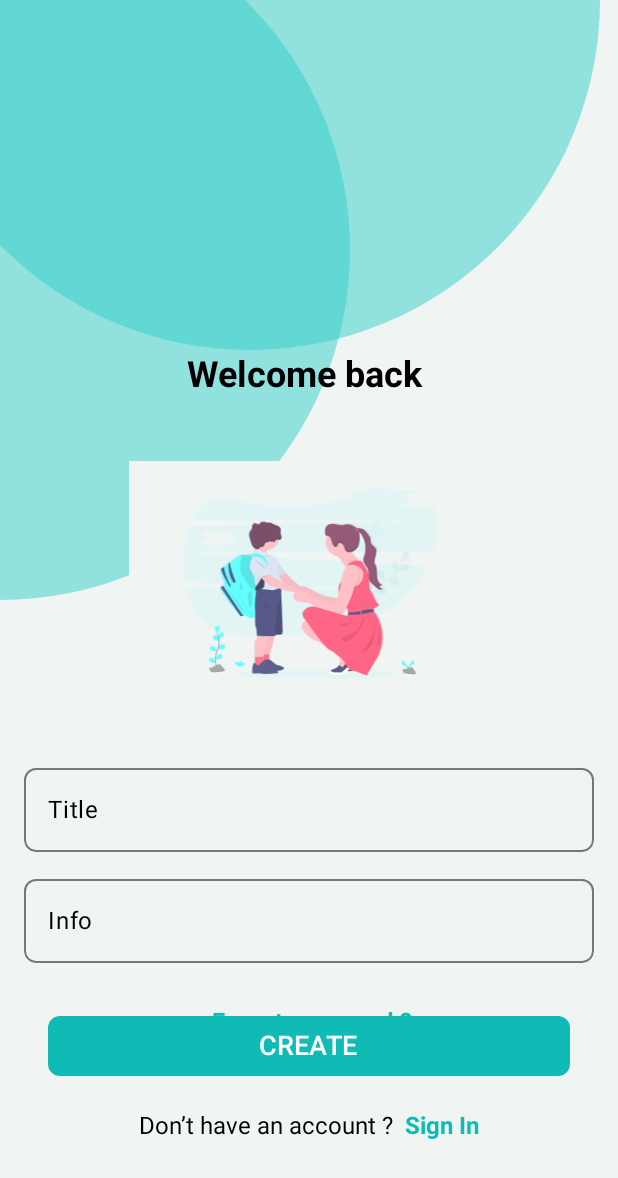
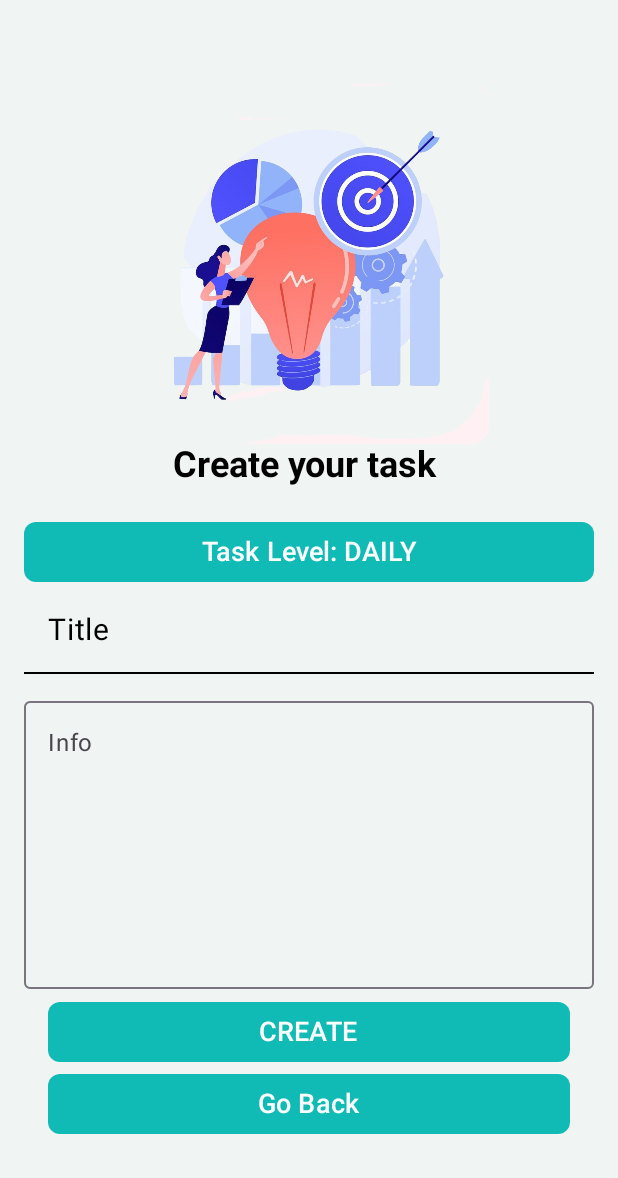
Before and after one commit to Regrability/ToDoList, an Android app built with Jetpack Compose: the DoTaskScreen screen opened through its navigation route, on a phone screen of 412 x 824 dp. Shown: the top 1178 px of the screen. Run offline under Robolectric (Android 15) with nearby library versions, the phone set to English and light mode, and no system bars.

Commit message:
DoTaskScreen v1

```diff
--- a/app/src/main/java/com/example/todolist/MainActivity.kt
+++ b/app/src/main/java/com/example/todolist/MainActivity.kt
@@ -4,9 +4,6 @@ import android.os.Bundle
 import androidx.activity.ComponentActivity
 import androidx.activity.compose.setContent
 import androidx.activity.enableEdgeToEdge
-import androidx.compose.foundation.layout.fillMaxSize
-import androidx.compose.foundation.layout.padding
-import androidx.compose.material3.Scaffold
 import androidx.compose.material3.Text
 import androidx.compose.runtime.Composable
 import androidx.compose.ui.Modifier
--- a/app/src/main/java/com/example/todolist/activity/DoTaskScreen.kt
+++ b/app/src/main/java/com/example/todolist/activity/DoTaskScreen.kt
@@ -1,17 +1,28 @@
 package com.example.todolist.activity
 
-import androidx.compose.foundation.Canvas
 import androidx.compose.foundation.Image
 import androidx.compose.foundation.clickable
-import androidx.compose.foundation.layout.*
+import androidx.compose.foundation.layout.Arrangement
+import androidx.compose.foundation.layout.Box
+import androidx.compose.foundation.layout.Column
+import androidx.compose.foundation.layout.Spacer
+import androidx.compose.foundation.layout.fillMaxSize
+import androidx.compose.foundation.layout.fillMaxWidth
+import androidx.compose.foundation.layout.height
+import androidx.compose.foundation.layout.padding
+import androidx.compose.foundation.layout.size
 import androidx.compose.foundation.shape.RoundedCornerShape
+import androidx.compose.foundation.text.BasicTextField
+import androidx.compose.foundation.text.KeyboardOptions
 import androidx.compose.material3.Button
 import androidx.compose.material3.ButtonDefaults
+import androidx.compose.material3.Divider
+import androidx.compose.material3.DropdownMenu
+import androidx.compose.material3.DropdownMenuItem
 import androidx.compose.material3.ExperimentalMaterial3Api
 import androidx.compose.material3.OutlinedTextField
-import androidx.compose.material3.OutlinedTextFieldDefaults
+import androidx.compose.material3.Surface
 import androidx.compose.material3.Text
-import androidx.compose.material3.Surface
 import androidx.compose.material3.TextFieldDefaults
 import androidx.compose.runtime.Composable
 import androidx.compose.runtime.getValue
@@ -21,23 +32,65 @@ import androidx.compose.runtime.setValue
 import androidx.compose.ui.Alignment
 import androidx.compose.ui.Modifier
 import androidx.compose.ui.draw.clip
+import androidx.compose.ui.draw.drawBehind
 import androidx.compose.ui.geometry.Offset
 import androidx.compose.ui.graphics.Color
+import androidx.compose.ui.graphics.RectangleShape
 import androidx.compose.ui.res.painterResource
+import androidx.compose.ui.text.font.FontWeight
+import androidx.compose.ui.text.input.ImeAction
+import androidx.compose.ui.text.input.KeyboardCapitalization
 import androidx.compose.ui.unit.dp
 import androidx.compose.ui.unit.sp
-import androidx.compose.ui.text.font.FontWeight
-import androidx.compose.ui.text.input.PasswordVisualTransformation
-import androidx.compose.ui.text.input.VisualTransformation
 import com.example.todolist.NavManager
+import com.example.todolist.R
 import com.example.todolist.ui.theme.FonColor
-import com.example.todolist.ui.theme.MainColor
 import com.example.todolist.ui.theme.SecondColor
 import com.example.todolist.ui.theme.TextColor
-import com.example.todolist.R
+import java.time.format.TextStyle
+
+@Composable
+fun RareButton() {
+    var expanded by remember { mutableStateOf(false) }
+    var selectedOption by remember { mutableStateOf("DAILY") } // Начальное значение
+
+    val sortingOptions = listOf("DAILY", "WEEKLY", "MONTHLY", "YEARLY")
+
+    Box(
+        modifier = Modifier
+            .fillMaxWidth(),
+        contentAlignment = Alignment.Center // Центрирует содержимое
+    ) {
+        Button(
+            onClick = { expanded = true },
+            modifier = Modifier
+                .fillMaxWidth(),
+            shape = RoundedCornerShape(8.dp),
+            colors = ButtonDefaults.buttonColors(containerColor = SecondColor)
+        ) {
+            Text("Task Level: $selectedOption", color = Color.White, fontSize = 18.sp)
+        }
+
+        DropdownMenu(
+            expanded = expanded,
+            onDismissRequest = { expanded = false },
+            modifier = Modifier.fillMaxWidth(0.9f)
+        ) {
+            sortingOptions.forEach { option ->
+                DropdownMenuItem(
+                    text = { Text(option) },
+                    onClick = {
+                        selectedOption = option // Обновляем выбранный вариант
+                        expanded = false
+                    }
+                )
+            }
+        }
+    }
+}
 
 
-
+@OptIn(ExperimentalMaterial3Api::class)
 @Composable
 fun DoTaskScreen(navManager: NavManager) {
 
@@ -46,20 +99,6 @@ fun DoTaskScreen(navManager: NavManager) {
 
 
     Surface(modifier = Modifier.fillMaxSize(), color = FonColor) {
-        Box(modifier = Modifier.fillMaxSize()) {
-            // Фоновые круги
-            Canvas(modifier = Modifier.fillMaxSize()) {
-                drawCircle(
-                    color = MainColor.copy(alpha = 0.5f),
-                    radius = 350f,
-                    center = Offset(250f, 0f)
-                )
-                drawCircle(
-                    color = MainColor.copy(alpha = 0.5f),
-                    radius = 350f,
-                    center = Offset(0f, 250f)
-                )
-            }
 
             Column(
                 modifier = Modifier
@@ -68,54 +107,97 @@ fun DoTaskScreen(navManager: NavManager) {
                 verticalArrangement = Arrangement.Top,
                 horizontalAlignment = Alignment.CenterHorizontally
             ) {
-                Spacer(modifier = Modifier.height(220.dp)) // Отступ после кругов
+                Spacer(modifier = Modifier.height(40.dp)) // Отступ после кругов
 
-                Text(
-                    text = "Welcome back ",
-                    fontWeight = FontWeight.Bold,
-                    fontSize = 24.sp,
-                    color = TextColor
-                )
-                // Вставляем изображение перед текстом
                 Image(
-                    painter = painterResource(id = R.drawable.womenchild), // Замените на ID изображения
-                    contentDescription = "WomenChild",
+                    painter = painterResource(id = R.drawable.womenaim), // Замените на ID изображения
+                    contentDescription = "womenAim",
                     modifier = Modifier
                         .size(240.dp) // Устанавливаем размер изображения
                         .clip(RoundedCornerShape(12.dp)) // Округляем углы
                 )
 
+                Text(
+                    text = "Create your task ",
+                    fontWeight = FontWeight.Bold,
+                    fontSize = 24.sp,
+                    color = TextColor
+                )
+
+                Spacer(modifier = Modifier.height(20.dp))
+
+                RareButton()
+
                 // Поля для ввода
-                InputField("Title", value = title, onValueChange = { title = it })
+
+                OutlinedTextField(
+                    value = title,
+                    onValueChange = { title = it },
+                    modifier = Modifier
+                        .fillMaxWidth()
+                        .padding(bottom = 0.dp), // Уменьшаем отступ перед линией
+
+                    textStyle = androidx.compose.ui.text.TextStyle(
+                        fontSize = 20.sp,
+                        color = Color.Black
+                    ), // Увеличенный шрифт текста
+                    singleLine = true,
+                    colors = TextFieldDefaults.outlinedTextFieldColors(
+                        unfocusedBorderColor = Color.Transparent, // Убираем стандартную границу
+                        focusedBorderColor = Color.Transparent,
+                        cursorColor = SecondColor,
+                        focusedLabelColor = TextColor,
+                    ),
+                    shape = RectangleShape, // Убираем закругления
+                    placeholder = { Text("Title", fontSize = 20.sp, color = TextColor) } // Увеличенный плейсхолдер
+                )
+
+                Divider(
+                    color = TextColor,
+                    thickness = 1.dp,
+                    modifier = Modifier.fillMaxWidth()
+                )
+
                 Spacer(modifier = Modifier.height(10.dp))
-                InputField("Info", value = info, onValueChange = { info = it }, isPassword = true)
+
+
+                OutlinedTextField(
+                    value = info,
+                    onValueChange = { info = it },
+                    label = { Text("Info") },
+                    modifier = Modifier
+                        .fillMaxWidth()
+                        .height(200.dp), // Устанавливаем высоту
+                    colors = TextFieldDefaults.outlinedTextFieldColors(
+                        focusedBorderColor = SecondColor,
+                        cursorColor = SecondColor,
+                        focusedLabelColor = TextColor,
+                    ),
+                    maxLines = 10, // Позволяем многострочный ввод
+                    singleLine = false, // Разрешаем перенос строк
+                    keyboardOptions = KeyboardOptions.Default.copy(
+                        capitalization = KeyboardCapitalization.Sentences, // Автозаглавные буквы
+                        imeAction = ImeAction.Default // Стандартное поведение Enter
+                    )
+                )
 
                 Spacer(modifier = Modifier.height(30.dp))
 
-                Text(
-                    text = "Forget password ?",
-                    fontSize = 16.sp,
-                    fontWeight = FontWeight.Bold,
-                    color = SecondColor,
-                    modifier = Modifier
-                        .padding(start = 4.dp)
-                        .clickable {
-                            //TODO
-                        }
-                )
+
+
             }
 
             // Кнопка, закрепленная внизу экрана
             Column(
                 modifier = Modifier
                     .fillMaxSize()
-                    .padding(bottom = 64.dp), // Отступ такой же, как в HelloScreen
+                    .padding(bottom = 64.dp),
                 verticalArrangement = Arrangement.Bottom,
                 horizontalAlignment = Alignment.CenterHorizontally
             ) {
                 Button(
                     onClick = {
-                        //println("Email: $email, Password: $password") хуй :)
+
                         navManager.navigateToMainScreen()
                     },
                     modifier = Modifier
@@ -126,27 +208,21 @@ fun DoTaskScreen(navManager: NavManager) {
                 ) {
                     Text(text = "CREATE", color = Color.White, fontSize = 18.sp)
                 }
+                Button(
+                    onClick = {
 
-                Spacer(modifier = Modifier.height(20.dp))
+                        navManager.goBack()
+                    },
+                    modifier = Modifier
+                        .fillMaxWidth()
+                        .padding(horizontal = 32.dp),
+                    shape = RoundedCornerShape(8.dp),
+                    colors = ButtonDefaults.buttonColors(containerColor = SecondColor)
+                ) {
+                    Text(text = "Go Back", color = Color.White, fontSize = 18.sp)
+                }
 
-                // Текст Already have an account? Sign In хуй
-                Row {
-                    Text(
-                        text = "Don’t have an account ? ",
-                        fontSize = 16.sp,
-                        color = TextColor
-                    )
-                    Text(
-                        text = "Sign In",
-                        fontSize = 16.sp,
-                        fontWeight = FontWeight.Bold,
-                        color = SecondColor,
-                        modifier = Modifier
-                            .padding(start = 4.dp)
-                            .clickable { navManager.navigateToRegister() }
-                    )
-                }
             }
-        }
+
     }
 }
```
Also changed, not shown: app/src/main/res/drawable/womenaim.png (added).
